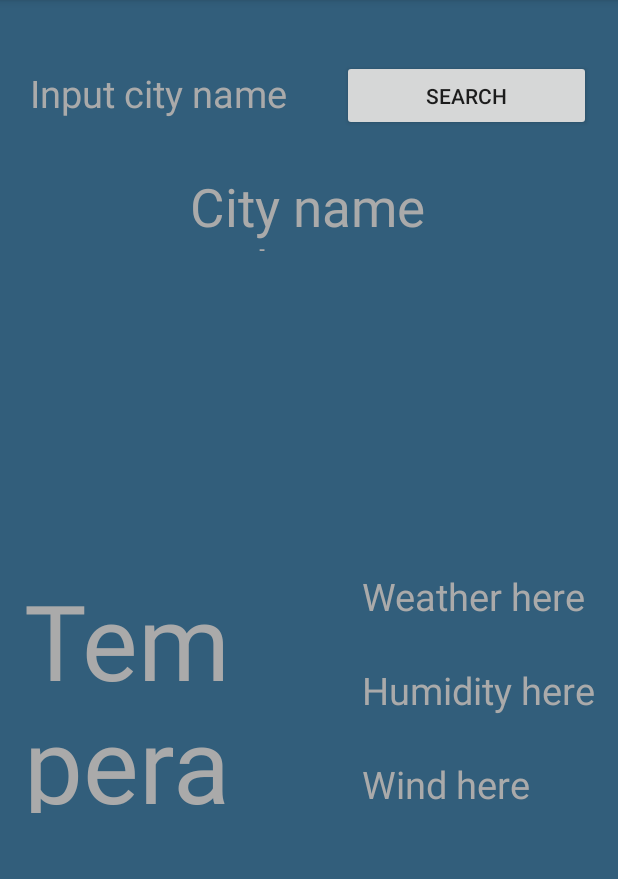
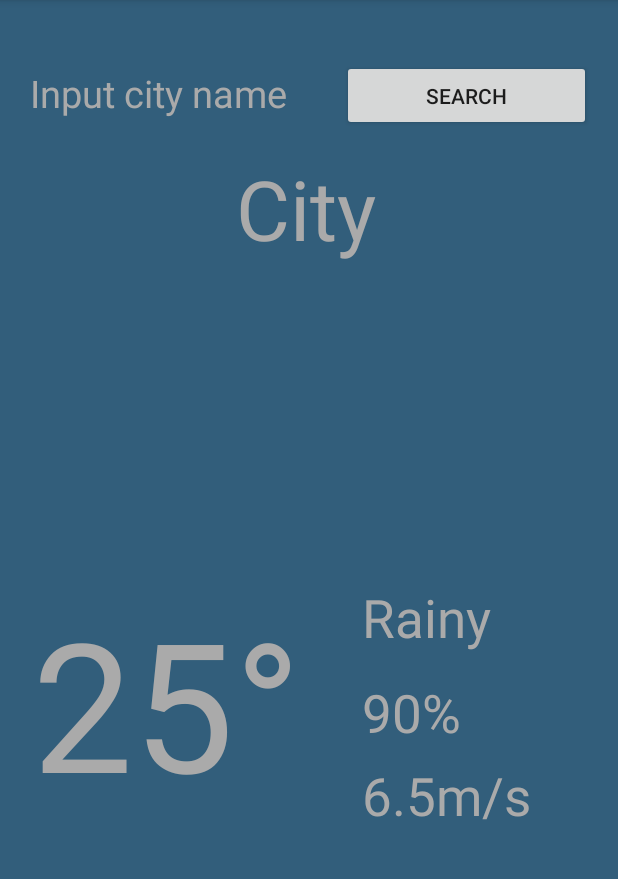
Before and after one commit to kinnusentuomo/MyWeatherApp, an Android app: the screen it shows after launch (MainActivity), on a phone screen of 412 x 824 dp, the part 84-963 px from its top. Run offline under Robolectric (Android 15) with nearby library versions, the phone set to English and light mode, and no system bars; our stand-ins replace Volley; network calls fail.

Commit message:
-Custom textview with custom fonts -Tiny modifications to layout -:D

```diff
--- /dev/null
+++ b/app/src/main/java/com/tuomomees/myweatherapplication/CustomTextView.java
@@ -0,0 +1,48 @@
+package com.tuomomees.myweatherapplication;
+
+import android.content.Context;
+import android.content.res.TypedArray;
+import android.graphics.Typeface;
+import android.util.AttributeSet;
+import android.util.Log;
+import android.widget.TextView;
+
+public class CustomTextView extends TextView {
+
+    // Can also be replaced with EditText or Button
+
+    private static final String TAG = "CustomTextView";
+
+    public CustomTextView(Context context) {
+        super(context);
+    }
+
+    public CustomTextView(Context context, AttributeSet attrs) {
+        super(context, attrs);
+        setCustomFont(context, attrs);
+    }
+
+    public CustomTextView(Context context, AttributeSet attrs, int defStyle) {
+        super(context, attrs, defStyle);
+        setCustomFont(context, attrs);
+    }
+
+    private void setCustomFont(Context ctx, AttributeSet attrs) {
+        TypedArray a = ctx.obtainStyledAttributes(attrs, R.styleable.CustomTextView);
+        String customFont = a.getString(R.styleable.CustomTextView_customFont);
+        setCustomFont(ctx, customFont);
+        a.recycle();
+    }
+
+    public void setCustomFont(Context ctx, String asset) {
+        Typeface typeface;
+        try {
+            typeface = Typeface.createFromAsset(ctx.getAssets(),"fonts/"+asset);
+        } catch (Exception e) {
+            Log.e(TAG, "Unable to load typeface: "+e.getMessage());
+            return;
+        }
+
+        setTypeface(typeface);
+    }
+}
--- a/app/src/main/res/layout/activity_main.xml
+++ b/app/src/main/res/layout/activity_main.xml
@@ -8,23 +8,26 @@
         tools:context=".MainActivity"
         android:background="@color/colorAccent">
 
-    <TextView
+    <com.tuomomees.myweatherapplication.CustomTextView
+            app:customFont="vertigo.ttf"
             style="@style/WhiteTextViewTheme"
-            android:textSize="35sp"
+            android:textSize="55sp"
             android:textAlignment="center"
             android:id="@+id/textViewCity"
-            android:hint="City name here"
-            android:layout_width="194dp"
-            android:layout_height="53dp"
-            android:layout_marginTop="24dp"
-            app:layout_constraintTop_toBottomOf="@+id/editTextCity" android:layout_marginStart="108dp"
-            app:layout_constraintStart_toStartOf="parent" android:layout_marginLeft="108dp"/>
+            android:hint="City"
+            android:layout_width="200dp"
+            android:layout_height="78dp"
+            android:layout_marginTop="12dp"
+            app:layout_constraintTop_toBottomOf="@+id/editTextCity" android:layout_marginStart="104dp"
+            app:layout_constraintStart_toStartOf="parent" android:layout_marginLeft="104dp"/>
 
-    <TextView
-            android:textSize="70sp"
+    <com.tuomomees.myweatherapplication.CustomTextView
+            app:customFont="vertigo.ttf"
+            android:textSize="120sp"
             style="@style/WhiteTextViewTheme"
             android:id="@+id/textViewTemperature"
-            android:hint="Temperature here"
+            android:textAlignment="center"
+            android:hint="25°C"
             android:layout_width="189dp"
             android:layout_height="162dp"
             android:layout_marginStart="16dp"
@@ -33,6 +36,7 @@
             app:layout_constraintTop_toBottomOf="@+id/imageViewWeatherIcon"/>
 
     <EditText
+            android:textSize="25sp"
             style="@style/WhiteTextViewTheme"
             android:id="@+id/editTextCity"
             android:layout_width="208dp"
@@ -51,41 +55,42 @@
             android:id="@+id/button" app:layout_constraintStart_toEndOf="@+id/editTextCity"
             android:layout_marginLeft="4dp" android:layout_marginStart="4dp" android:layout_marginTop="40dp"
             app:layout_constraintTop_toTopOf="parent"/>
-    <TextView
+    <com.tuomomees.myweatherapplication.CustomTextView
+            app:customFont="vertigo.ttf"
             style="@style/WhiteTextViewTheme"
-            android:hint="Weather here"
+            android:hint="Rainy"
             android:layout_width="wrap_content"
             android:layout_height="wrap_content"
             android:id="@+id/textViewWeather"
             app:layout_constraintStart_toEndOf="@+id/textViewTemperature"
             android:layout_marginLeft="36dp" android:layout_marginStart="36dp" android:layout_marginTop="32dp"
             app:layout_constraintTop_toBottomOf="@+id/imageViewWeatherIcon"/>
-    <TextView
+    <com.tuomomees.myweatherapplication.CustomTextView
+            app:customFont="vertigo.ttf"
             style="@style/WhiteTextViewTheme"
-            android:hint="Humidity here"
+            android:hint="90%"
             android:layout_width="wrap_content"
             android:layout_height="wrap_content"
             android:id="@+id/textViewHumidity"
-            android:layout_marginTop="28dp"
-            app:layout_constraintTop_toBottomOf="@+id/textViewWeather"
-            app:layout_constraintStart_toEndOf="@+id/textViewTemperature" android:layout_marginStart="36dp"
-            android:layout_marginLeft="36dp"/>
-    <TextView
+            app:layout_constraintStart_toEndOf="@+id/textViewTemperature"
+            android:layout_marginStart="36dp" android:layout_marginLeft="36dp" android:layout_marginTop="16dp"
+            app:layout_constraintTop_toBottomOf="@+id/textViewWeather"/>
+    <com.tuomomees.myweatherapplication.CustomTextView
+            app:customFont="vertigo.ttf"
             style="@style/WhiteTextViewTheme"
-            android:hint="Wind here"
+            android:hint="6.5m/s"
             android:layout_width="wrap_content"
             android:layout_height="wrap_content"
             android:id="@+id/textViewWindSpeed"
-            android:layout_marginTop="28dp"
             app:layout_constraintTop_toBottomOf="@+id/textViewHumidity"
             app:layout_constraintStart_toEndOf="@+id/textViewTemperature" android:layout_marginStart="36dp"
-            android:layout_marginLeft="36dp"/>
+            android:layout_marginLeft="36dp" android:layout_marginTop="8dp"/>
     <ImageView
             android:layout_width="374dp"
             android:layout_height="156dp" tools:srcCompat="@tools:sample/backgrounds/scenic"
-            android:id="@+id/imageViewWeatherIcon" android:layout_marginTop="192dp"
+            android:id="@+id/imageViewWeatherIcon" android:layout_marginTop="200dp"
             app:layout_constraintTop_toTopOf="parent" app:layout_constraintStart_toStartOf="parent"
-            android:layout_marginLeft="16dp" android:layout_marginStart="16dp"/>
+            android:layout_marginLeft="20dp" android:layout_marginStart="20dp"/>
 
 
 </android.support.constraint.ConstraintLayout>
--- /dev/null
+++ b/app/src/main/res/values/attrs.xml
@@ -0,0 +1,6 @@
+<?xml version="1.0" encoding="utf-8"?>
+<resources>
+    <declare-styleable name="CustomTextView">
+        <attr name="customFont" format="string"/>
+    </declare-styleable>
+</resources>
--- a/app/src/main/res/values/styles.xml
+++ b/app/src/main/res/values/styles.xml
@@ -12,7 +12,7 @@
     <!-- Basic white textview -->
     <style name="WhiteTextViewTheme">
         <item name="android:textColor">@color/colorWhite</item>
-        <item name="android:textSize">25sp</item>
+        <item name="android:textSize">35sp</item>
         <item name="android:textColorHint">@color/colorPrimaryDark</item>
     </style>
 
```
